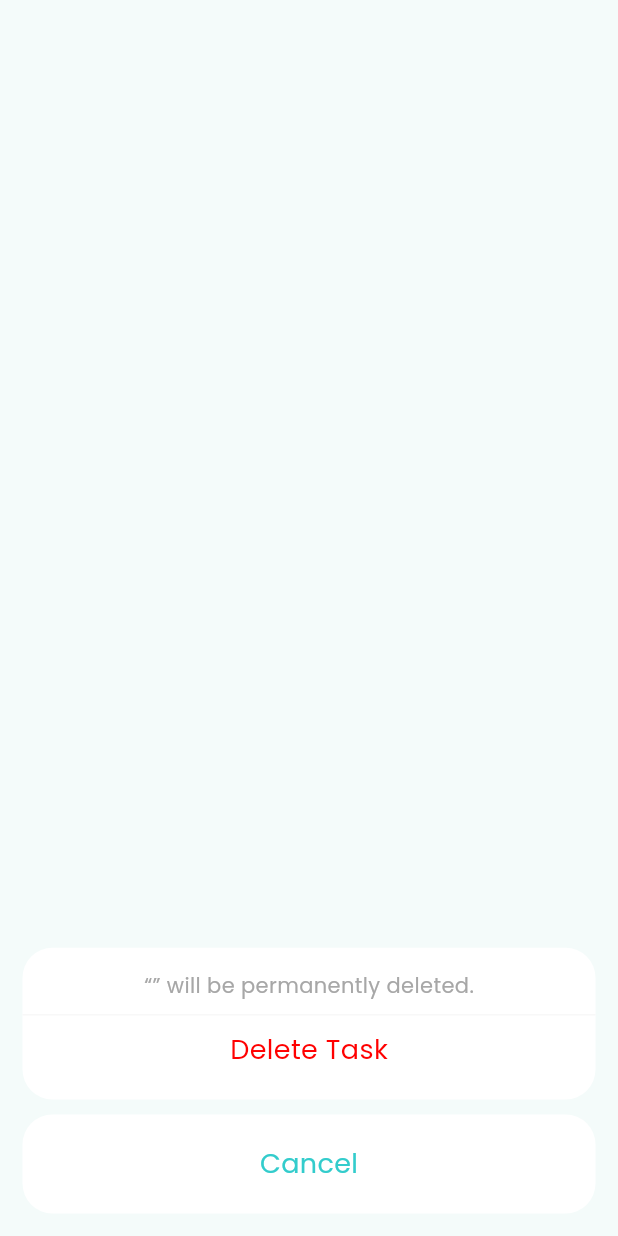
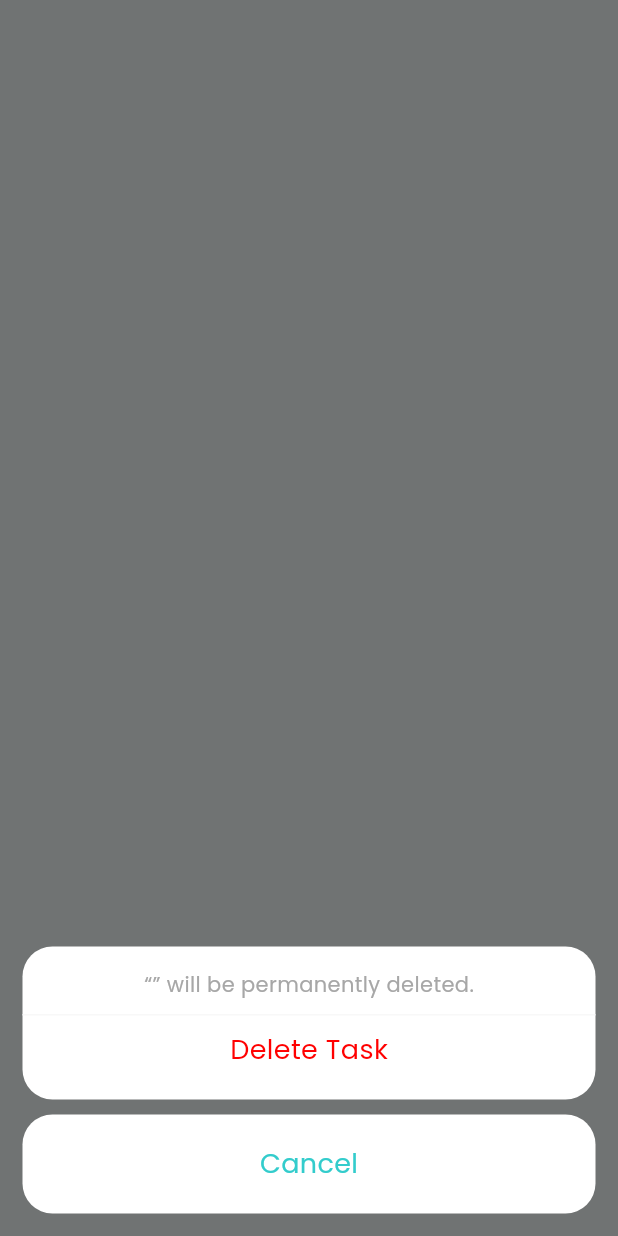
Before and after one commit to SabirKhanAkash/to-do-sensor-tracking-app, a Flutter app: what buildTaskDeleteUI() shows on an empty page, opened directly with empty values, on a phone screen of 412 x 824 dp. Run offline on Flutter 3.47's test engine with Material 3 defaults, Android fonts, the phone set to English and light mode, and no system bars; our stand-ins replace flutter_svg, fluttertoast, logger, shared_preferences, sqflite; missing offline and left inert: flutter_splash_screen; accounts and stored records are empty; project files that could hold a hidden picture were left out.

Commit message:
added ios support and fixed some minor issues

```diff
--- a/lib/ui/to_do_list/task_screen.dart
+++ b/lib/ui/to_do_list/task_screen.dart
@@ -31,8 +31,7 @@ class _TaskScreenState extends State<TaskScreen> {
 
   @override
   Widget build(BuildContext context) {
-    return SafeArea(
-      child: WillPopScope(
+    return WillPopScope(
       onWillPop: _onWillPop,
       child: Scaffold(
         backgroundColor: AppColors.lightWhite,
@@ -40,7 +39,6 @@ class _TaskScreenState extends State<TaskScreen> {
         body: buildTaskDetailsBody(widget.task),
         floatingActionButton: buildDeleteTaskButton(context, widget.task),
       ),
-      ),
     );
   }
 }
--- a/lib/ui/to_do_list/to_do_create_screen.dart
+++ b/lib/ui/to_do_list/to_do_create_screen.dart
@@ -45,8 +45,7 @@ class _ToDoCreateScreenState extends State<ToDoCreateScreen> {
 
   @override
   Widget build(BuildContext context) {
-    return SafeArea(
-      child: WillPopScope(
+    return WillPopScope(
       onWillPop: _onWillPop,
       child: Scaffold(
         backgroundColor: AppColors.lightWhite,
@@ -55,7 +54,6 @@ class _ToDoCreateScreenState extends State<ToDoCreateScreen> {
         body: buildToDoCreateBody(listTitleController),
         floatingActionButton: buildCreateTaskButton(context, taskController, widget.dataId),
       ),
-      ),
     );
   }
 }
--- a/lib/ui/to_do_list/widgets/build_task_delete_ui.dart
+++ b/lib/ui/to_do_list/widgets/build_task_delete_ui.dart
@@ -7,7 +7,6 @@ import 'package:to_do_sensor_tracking_app/utils/config/app_colors.dart';
 void buildTaskDeleteUI(BuildContext parentContext, Task task) {
   showModalBottomSheet(
     enableDrag: true,
-    barrierColor: Colors.transparent,
     context: parentContext,
     shape: const RoundedRectangleBorder(
       borderRadius: BorderRadius.vertical(top: Radius.circular(20), bottom: Radius.circular(20)),
@@ -51,7 +50,7 @@ void buildTaskDeleteUI(BuildContext parentContext, Task task) {
                       ),
                     ),
                     const Divider(
-                      height: 0.2,
+                      height: 1,
                       color: AppColors.lightWhite,
                     ),
                     GestureDetector(
--- a/lib/ui/to_do_list/widgets/build_task_details_app_bar.dart
+++ b/lib/ui/to_do_list/widgets/build_task_details_app_bar.dart
@@ -8,6 +8,7 @@ import 'package:to_do_sensor_tracking_app/utils/config/app_image.dart';
 
 PreferredSizeWidget buildTaskDetailsAppBar(Task task) {
   return AppBar(
+    centerTitle: false,
     forceMaterialTransparency: true,
     titleSpacing: 5,
     backgroundColor: AppColors.lightWhite,
--- a/lib/ui/to_do_list/widgets/build_todo_create_app_bar.dart
+++ b/lib/ui/to_do_list/widgets/build_todo_create_app_bar.dart
@@ -9,6 +9,7 @@ import 'package:to_do_sensor_tracking_app/utils/config/app_image.dart';
 PreferredSizeWidget buildToDoCreateAppBar(TextEditingController listTitleController,
     TextEditingController taskController, int dataId, Data? todo) {
   return AppBar(
+    centerTitle: false,
     forceMaterialTransparency: true,
     titleSpacing: 5,
     backgroundColor: Colors.transparent,
--- a/lib/ui/to_do_list/widgets/build_todo_delete_ui.dart
+++ b/lib/ui/to_do_list/widgets/build_todo_delete_ui.dart
@@ -7,7 +7,6 @@ import 'package:to_do_sensor_tracking_app/utils/config/app_colors.dart';
 void buildToDoDeleteUI(BuildContext parentContext, Data todo) {
   showModalBottomSheet(
     enableDrag: true,
-    barrierColor: Colors.transparent,
     context: parentContext,
     shape: const RoundedRectangleBorder(
       borderRadius: BorderRadius.vertical(top: Radius.circular(20), bottom: Radius.circular(20)),
--- a/lib/ui/to_do_list/widgets/build_todo_list_app_bar.dart
+++ b/lib/ui/to_do_list/widgets/build_todo_list_app_bar.dart
@@ -6,6 +6,7 @@ import 'package:to_do_sensor_tracking_app/utils/config/app_image.dart';
 
 PreferredSizeWidget buildToDoListAppBar() {
   return AppBar(
+    centerTitle: false,
     toolbarHeight: 75,
     surfaceTintColor: Colors.white,
     backgroundColor: Colors.white,
```
Also changed, not shown: lib/ui/to_do_list/to_do_screen.dart (+5 -9 lines), pubspec.lock, 70 other files. Lines whose indentation alone changed are shown as unchanged.
